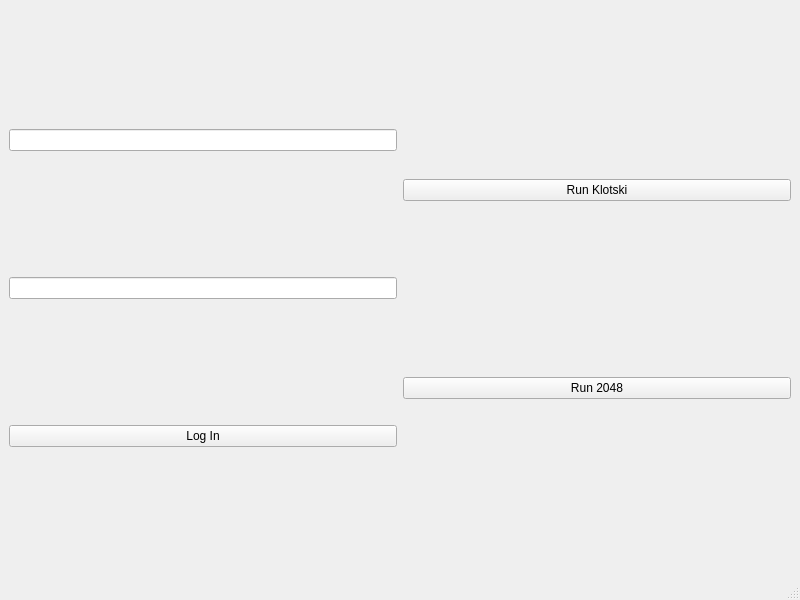
First picture: the form in mainwindow/mainwindow.ui, repository w43322/q2048Klotski, before the edit.
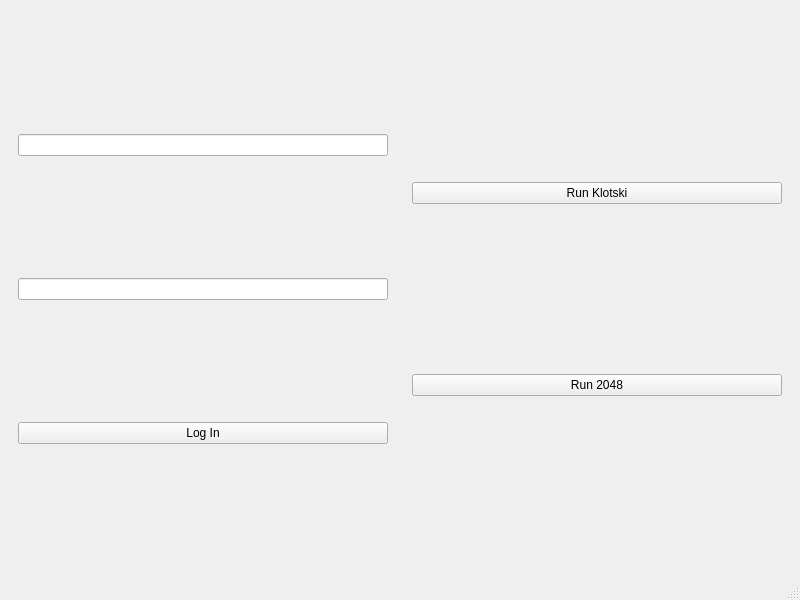
Second picture: the form after the edit.

Commit message: add basic login

The edit to the form file:
```diff
--- a/mainwindow/mainwindow.ui
+++ b/mainwindow/mainwindow.ui
@@ -16,7 +16,8 @@
   <widget class="QWidget" name="centralwidget">
    <layout class="QHBoxLayout" name="horizontalLayout">
     <item>
-     <layout class="QVBoxLayout" name="BeforeLoginVerticalLayout">
+     <widget class="QWidget" name="beforeLoginWidget" native="true">
+      <layout class="QVBoxLayout" name="verticalLayout_2">
       <item>
        <widget class="QLineEdit" name="userNameEdit">
         <property name="sizePolicy">
@@ -45,9 +46,11 @@
        </widget>
       </item>
      </layout>
+     </widget>
     </item>
     <item>
-     <layout class="QVBoxLayout" name="AfterLoginVerticalLayout">
+     <widget class="QWidget" name="afterLoginWidget" native="true">
+      <layout class="QVBoxLayout" name="verticalLayout">
       <item>
        <widget class="QPushButton" name="pushButtonRunKlotski">
         <property name="text">
@@ -63,6 +66,7 @@
        </widget>
       </item>
      </layout>
+     </widget>
     </item>
    </layout>
   </widget>
```
Left out of the diff: 2 changed lines with no effect on the pictures. Lines whose indentation alone changed are shown as unchanged. The commit also changes 3 other files.
